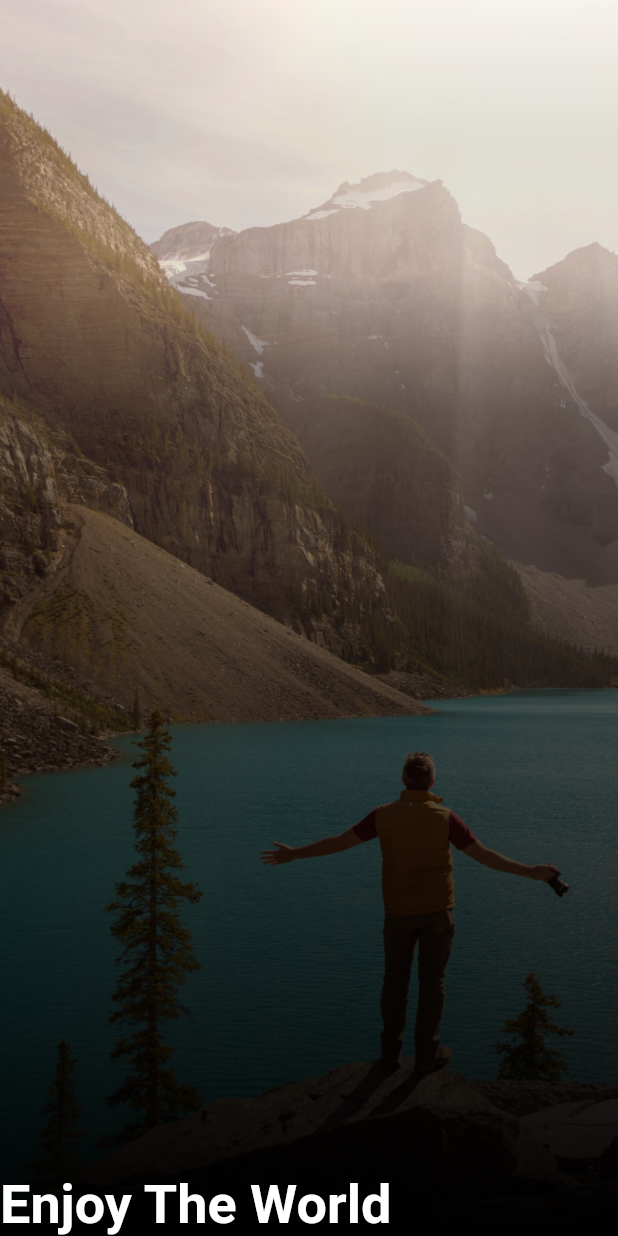
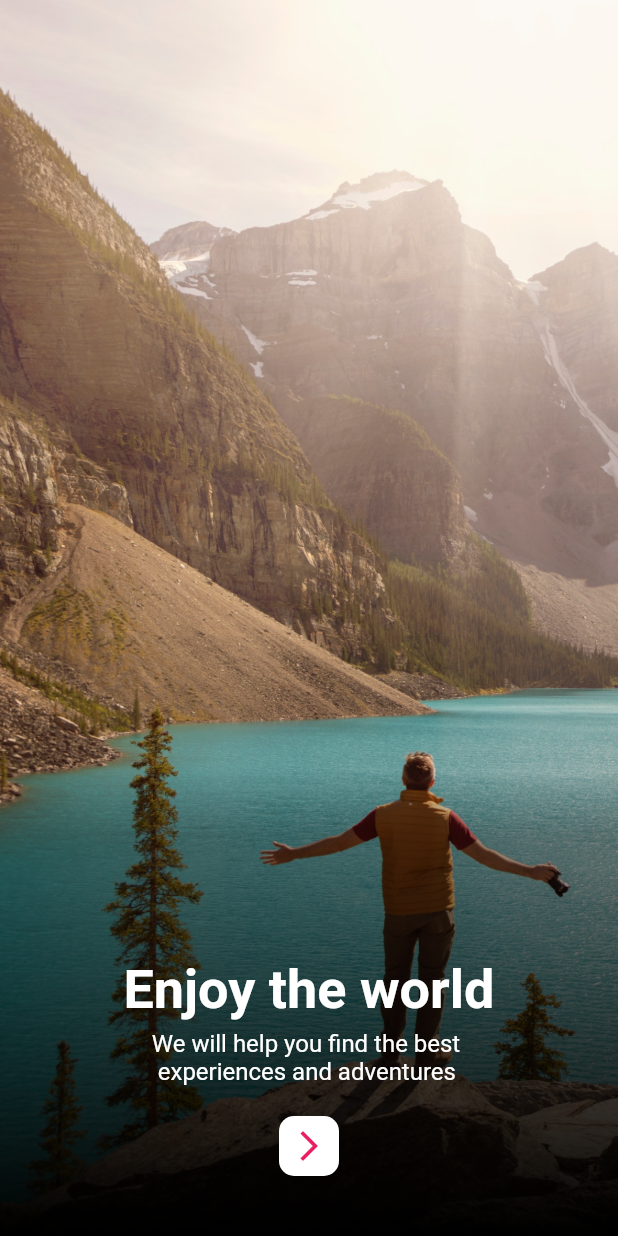
Before and after one commit to thopix95/Belajar_flutter, a Flutter app: the screen it shows after launch, on a phone screen of 412 x 824 dp. Run offline on Flutter 3.47's test engine with Material 2 defaults, Android fonts, the phone set to English and light mode, and no system bars.

Commit message:
welcomecomplete

```diff
--- a/lib/src/screen/welcome.dart
+++ b/lib/src/screen/welcome.dart
@@ -7,7 +7,7 @@ class WelcomePage extends StatelessWidget {
   Widget build(BuildContext context) {
     return Scaffold(
       body: Stack(
-        children: [
+        children: <Widget>[
           Image.asset(
             'images/wl.jpg',
             fit: BoxFit.fill,
@@ -17,15 +17,16 @@ class WelcomePage extends StatelessWidget {
           Align(
             alignment: Alignment.bottomCenter,
             child: Container(
-              //memberikan gradient
+                height: 400,
+                width: double.infinity,
                 decoration: BoxDecoration(
-                //liniergradient
+
                   gradient: LinearGradient(
-                  //atur posisi linier gradient
+
                     begin: Alignment.bottomCenter,
                     end: Alignment.topCenter,
                     colors: [
-                    //memberikan value warna
+
                       Colors.black.withOpacity(1),
 
                       Colors.black.withOpacity(0.9),
@@ -36,23 +37,62 @@ class WelcomePage extends StatelessWidget {
                       Colors.black.withOpacity(0.5),
                       Colors.black.withOpacity(0.4),
                       Colors.black.withOpacity(0.1),
-                    Colors.black.withOpacity(0.11),
+                      Colors.black.withOpacity(0.05),
                       Colors.black.withOpacity(0.025),
                     ],
                   ),
                 ),
-            ),
+                child: Padding(
+                    padding: const EdgeInsets.only(top: 8.0),
+                    child: Container())),
           ),
           Column(
             mainAxisAlignment: MainAxisAlignment.end,
-            children: [
+            children: <Widget>[
               Text(
-                'Enjoy The World',
+                "Enjoy the world",
+                textScaleFactor: 1,
                 style: TextStyle(
+                    fontSize: 36,
                     color: Colors.white,
-                  fontSize: 36.0,
-                  fontWeight: FontWeight.bold,
+                    fontWeight: FontWeight.w600),
               ),
+              SizedBox(
+                height: 5,
+              ),
+              Text(
+                "We will help you find the best \n experiences and adventures",
+                style: TextStyle(
+                    fontSize: 16,
+                    color: Colors.white,
+                    fontWeight: FontWeight.w400),
+              ),
+              SizedBox(
+                height: 20,
+              ),
+              Align(
+                alignment: Alignment.bottomCenter,
+                child: GestureDetector(
+                  onTap: () {
+                    // Navigator.push(
+                    //     context, MaterialPageRoute(builder: (_) => Home()));
+                  },
+                  child: Container(
+                    decoration: BoxDecoration(
+                        color: Colors.white,
+                        borderRadius: BorderRadius.circular(10)),
+                    child: Padding(
+                      padding: const EdgeInsets.all(8.0),
+                      child: Icon(
+                        Icons.arrow_forward_ios,
+                        color: Colors.pink,
+                      ),
+                    ),
+                  ),
+                ),
+              ),
+              SizedBox(
+                height: 40,
               )
             ],
           ),
```
Lines whose indentation alone changed are shown as unchanged.
